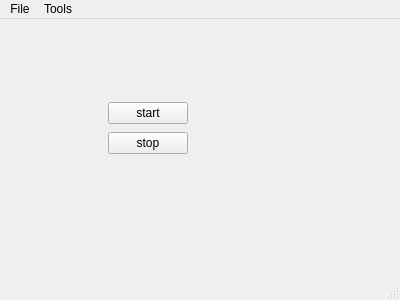
Old version of the form mainwindow.ui in the repository wouterlanduit/deskShare.
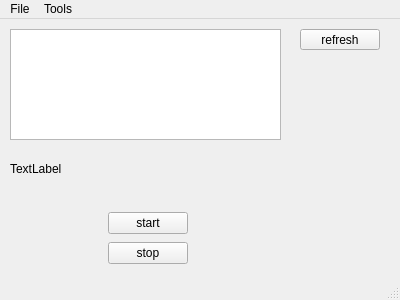
New version of the form.

What changed in the file:
```diff
--- a/mainwindow.ui
+++ b/mainwindow.ui
@@ -18,7 +18,7 @@
     <property name="geometry">
      <rect>
       <x>0</x>
-      <y>70</y>
+      <y>180</y>
       <width>401</width>
       <height>80</height>
      </rect>
@@ -89,6 +89,48 @@
      </item>
     </layout>
    </widget>
+   <widget class="QListWidget" name="serverList">
+    <property name="geometry">
+     <rect>
+      <x>10</x>
+      <y>10</y>
+      <width>271</width>
+      <height>111</height>
+     </rect>
+    </property>
+   </widget>
+   <widget class="QPushButton" name="refreshServerList">
+    <property name="geometry">
+     <rect>
+      <x>300</x>
+      <y>10</y>
+      <width>80</width>
+      <height>21</height>
+     </rect>
+    </property>
+    <property name="sizePolicy">
+     <sizepolicy hsizetype="Fixed" vsizetype="Fixed">
+      <horstretch>0</horstretch>
+      <verstretch>0</verstretch>
+     </sizepolicy>
+    </property>
+    <property name="text">
+     <string>refresh</string>
+    </property>
+   </widget>
+   <widget class="QLabel" name="ServerLocation">
+    <property name="geometry">
+     <rect>
+      <x>10</x>
+      <y>140</y>
+      <width>271</width>
+      <height>20</height>
+     </rect>
+    </property>
+    <property name="text">
+     <string>TextLabel</string>
+    </property>
+   </widget>
   </widget>
   <widget class="QMenuBar" name="menuBar">
    <property name="geometry">
```
